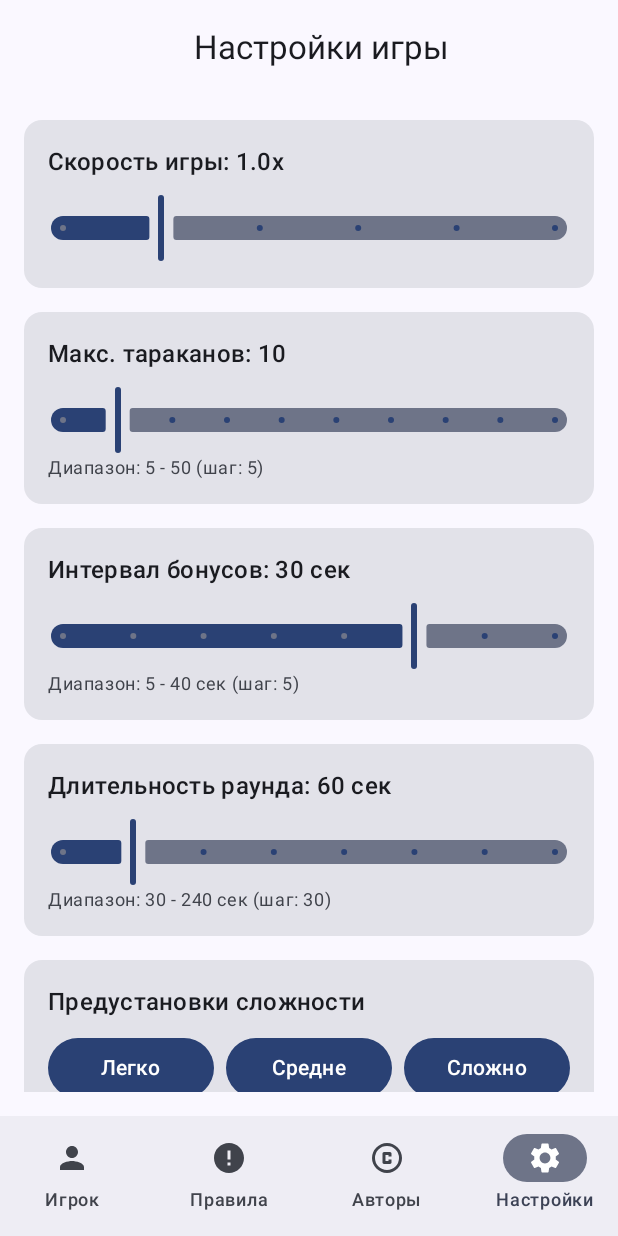
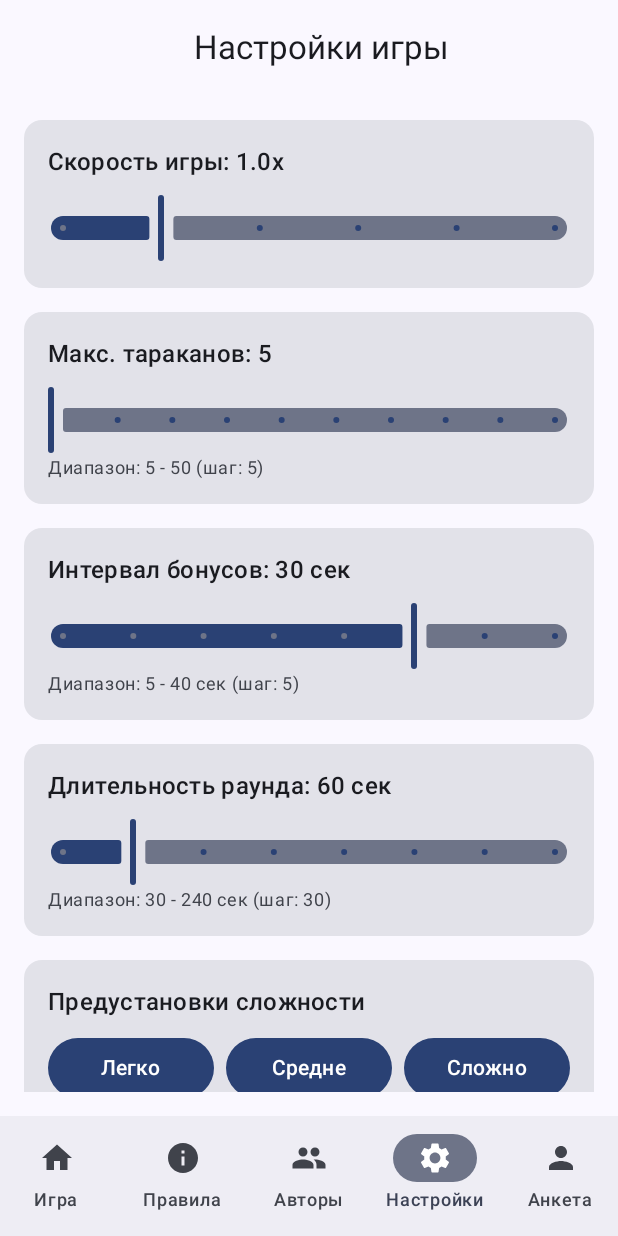
Before and after one commit to Porogiii/Android_zhuki, an Android app built with Jetpack Compose: the screen it shows after launch (MainActivity), item 4 of the bottom bar chosen, on a phone screen of 412 x 824 dp. Run offline under Robolectric (Android 15) with nearby library versions, the phone set to English and light mode, and no system bars.

Commit message:
Compleated lab 4

```diff
--- a/app/build.gradle.kts
+++ b/app/build.gradle.kts
@@ -51,6 +51,7 @@ dependencies {
     implementation(libs.androidx.compose.material3)
     implementation(libs.androidx.compose.foundation)
     implementation(libs.androidx.compose.ui.text)
+    implementation(libs.androidx.navigation.compose)
 
     implementation("androidx.compose.material:material-icons-extended:1.6.0")
 
--- a/app/src/main/java/com/example/zhuki/MainActivity.kt
+++ b/app/src/main/java/com/example/zhuki/MainActivity.kt
@@ -1,5 +1,6 @@
 package com.example.zhuki
 
+import com.example.zhuki.MainScreen
 import android.os.Bundle
 import androidx.activity.ComponentActivity
 import androidx.activity.compose.setContent
--- a/app/src/main/java/com/example/zhuki/MainScreen.kt
+++ b/app/src/main/java/com/example/zhuki/MainScreen.kt
@@ -1,7 +1,11 @@
 package com.example.zhuki
 
-import androidx.compose.foundation.layout.fillMaxSize
-import androidx.compose.foundation.layout.padding
+import androidx.compose.material.icons.Icons
+import androidx.compose.material.icons.filled.Home
+import androidx.compose.material.icons.filled.Info
+import androidx.compose.material.icons.filled.People
+import androidx.compose.material.icons.filled.Person
+import androidx.compose.material.icons.filled.Settings
 import androidx.compose.material3.Icon
 import androidx.compose.material3.NavigationBar
 import androidx.compose.material3.NavigationBarItem
@@ -14,77 +18,85 @@ import androidx.compose.runtime.remember
 import androidx.compose.runtime.setValue
 import androidx.compose.ui.Modifier
 import androidx.compose.ui.graphics.vector.ImageVector
-import androidx.compose.ui.res.painterResource
+import androidx.compose.ui.unit.dp
+import androidx.compose.foundation.layout.padding
+import androidx.navigation.compose.NavHost
+import androidx.navigation.compose.composable
+import androidx.navigation.compose.currentBackStackEntryAsState
+import androidx.navigation.compose.rememberNavController
 import com.example.zhuki.model.GameSettings
 import com.example.zhuki.model.Player
 import com.example.zhuki.ui.screens.AuthorsScreen
+import com.example.zhuki.ui.screens.GameScreen
 import com.example.zhuki.ui.screens.PlayerFormScreen
 import com.example.zhuki.ui.screens.RulesScreen
 import com.example.zhuki.ui.screens.SettingsScreen
-import com.example.zhuki.R
 
-sealed class Screen(val title: String, val iconResId: Int) {
-    object PlayerForm : Screen("Игрок", R.drawable.ic_player)
-    object Rules : Screen("Правила", R.drawable.ic_rules)
-    object Authors : Screen("Авторы", R.drawable.ic_authors)
-    object Settings : Screen("Настройки", R.drawable.ic_settings)
-}
+private data class BottomItem(
+    val route: String,
+    val label: String,
+    val icon: ImageVector
+)
 
 @Composable
 fun MainScreen() {
-    var currentScreen by remember { mutableStateOf<Screen>(Screen.PlayerForm) }
+    val navController = rememberNavController()
+
+    var gameSettings by remember { mutableStateOf(GameSettings()) }
     var player by remember { mutableStateOf(Player()) }
-    var gameSettings by remember { mutableStateOf(GameSettings()) }
+
+    val items = listOf(
+        BottomItem("game", "Игра", Icons.Filled.Home),
+        BottomItem("rules", "Правила", Icons.Filled.Info),
+        BottomItem("authors", "Авторы", Icons.Filled.People),
+        BottomItem("settings", "Настройки", Icons.Filled.Settings),
+        BottomItem("profile", "Анкета", Icons.Filled.Person)
+    )
 
     Scaffold(
         bottomBar = {
-            NavigationBar {
-                listOf(
-                    Screen.PlayerForm,
-                    Screen.Rules,
-                    Screen.Authors,
-                    Screen.Settings
-                ).forEach { screen ->
+            NavigationBar(tonalElevation = 0.dp) {
+                val navBackStackEntry by navController.currentBackStackEntryAsState()
+                val currentRoute = navBackStackEntry?.destination?.route
+                items.forEach { item ->
                     NavigationBarItem(
-                        icon = {
-                            Icon(
-                                painter = painterResource(id = screen.iconResId),
-                                contentDescription = screen.title
-                            )
+                        selected = currentRoute == item.route,
+                        onClick = {
+                            if (currentRoute != item.route) {
+                                navController.navigate(item.route) {
+                                    popUpTo(navController.graph.startDestinationId) { saveState = true }
+                                    launchSingleTop = true
+                                    restoreState = true
+                                }
+                            }
                         },
-                        label = { Text(screen.title) },
-                        selected = currentScreen == screen,
-                        onClick = { currentScreen = screen }
+                        icon = { Icon(item.icon, contentDescription = item.label) },
+                        label = { Text(item.label) }
                     )
                 }
             }
         }
     ) { innerPadding ->
-        when (currentScreen) {
-            is Screen.PlayerForm -> PlayerFormScreen(
-                player = player,
-                onPlayerUpdate = { player = it },
-                modifier = Modifier
-                    .fillMaxSize()
-                    .padding(innerPadding)
-            )
-            is Screen.Rules -> RulesScreen(
-                modifier = Modifier
-                    .fillMaxSize()
-                    .padding(innerPadding)
-            )
-            is Screen.Authors -> AuthorsScreen(
-                modifier = Modifier
-                    .fillMaxSize()
-                    .padding(innerPadding)
-            )
-            is Screen.Settings -> SettingsScreen(
-                gameSettings = gameSettings,
-                onSettingsUpdate = { gameSettings = it },
-                modifier = Modifier
-                    .fillMaxSize()
-                    .padding(innerPadding)
-            )
+        NavHost(
+            navController = navController,
+            startDestination = "game",
+            modifier = Modifier.padding(innerPadding)
+        ) {
+            composable("game") { GameScreen(settings = gameSettings) }
+            composable("rules") { RulesScreen() }
+            composable("authors") { AuthorsScreen() }
+            composable("settings") {
+                SettingsScreen(
+                    gameSettings = gameSettings,
+                    onSettingsUpdate = { gameSettings = it }
+                )
+            }
+            composable("profile") {
+                PlayerFormScreen(
+                    player = player,
+                    onPlayerUpdate = { player = it }
+                )
+            }
         }
     }
 }
--- a/app/src/main/java/com/example/zhuki/model/GameSettings.kt
+++ b/app/src/main/java/com/example/zhuki/model/GameSettings.kt
@@ -2,7 +2,7 @@ package com.example.zhuki.model
 
 data class GameSettings(
     val gameSpeed: Float = 1.0f,
-    val maxCockroaches: Int = 10,
+    val maxCockroaches: Int = 5,
     val bonusInterval: Int = 30,
     val roundDuration: Int = 60
 ) {
--- /dev/null
+++ b/app/src/main/java/com/example/zhuki/ui/screens/GameScreen.kt
@@ -0,0 +1,197 @@
+package com.example.zhuki.ui.screens
+
+import androidx.compose.foundation.Image
+import androidx.compose.foundation.background
+import androidx.compose.foundation.gestures.detectTapGestures
+import androidx.compose.foundation.layout.*
+import androidx.compose.material3.Button
+import androidx.compose.material3.Text
+import androidx.compose.runtime.*
+import androidx.compose.ui.Modifier
+import androidx.compose.ui.graphics.Color
+import androidx.compose.ui.input.pointer.pointerInput
+import androidx.compose.ui.platform.LocalDensity
+import androidx.compose.ui.res.painterResource
+import androidx.compose.ui.unit.IntOffset
+import androidx.compose.ui.unit.dp
+import androidx.compose.ui.unit.sp
+import androidx.compose.ui.Alignment
+import com.example.zhuki.R
+import com.example.zhuki.model.GameSettings
+import kotlinx.coroutines.delay
+import kotlin.random.Random
+
+data class Bug(
+    var x: Float,
+    var y: Float,
+    var vx: Float,
+    var vy: Float,
+    val sizePx: Float = 144f
+)
+
+@Composable
+fun GameScreen(
+    modifier: Modifier = Modifier,
+    settings: GameSettings,
+    onExit: () -> Unit = {}
+) {
+    var bugs by remember { mutableStateOf(listOf<Bug>()) }
+    var score by remember { mutableStateOf(0) }
+    var timeLeft by remember(settings.roundDuration) { mutableStateOf(settings.roundDuration) }
+    var gameOver by remember { mutableStateOf(false) }
+
+    BoxWithConstraints(
+        modifier = modifier
+            .fillMaxSize()
+            .background(Color(0xFFe8f5e9))
+    ) {
+        val density = LocalDensity.current
+        val areaWidthPx = with(density) { maxWidth.toPx() }
+        val areaHeightPx = with(density) { maxHeight.toPx() }
+
+        // Инициализация жуков
+        LaunchedEffect(areaWidthPx, areaHeightPx) {
+            if (bugs.isEmpty() && areaWidthPx > 0f && areaHeightPx > 0f) {
+                bugs = List(settings.maxCockroaches) { randomBug(areaWidthPx, areaHeightPx, settings.gameSpeed) }
+            }
+        }
+
+        // Обновление настроек
+        LaunchedEffect(settings) {
+            timeLeft = timeLeft.coerceAtMost(settings.roundDuration)
+            val diff = settings.maxCockroaches - bugs.size
+            if (diff > 0 && areaWidthPx > 0f && areaHeightPx > 0f) {
+                bugs = bugs + List(diff) { randomBug(areaWidthPx, areaHeightPx, settings.gameSpeed) }
+            } else if (diff < 0) {
+                bugs = bugs.take(settings.maxCockroaches)
+            }
+            bugs = bugs.map { it.copy(vx = randomVelocity(settings.gameSpeed), vy = randomVelocity(settings.gameSpeed)) }
+        }
+
+        // Движение жуков
+        LaunchedEffect(bugs, settings.gameSpeed, gameOver, areaWidthPx, areaHeightPx) {
+            while (!gameOver) {
+                val delayMs = maxOf(5L, (30L / settings.gameSpeed).toLong())
+                delay(delayMs)
+                bugs = bugs.map { bug ->
+                    var newX = bug.x + bug.vx
+                    var newY = bug.y + bug.vy
+                    var newVx = bug.vx
+                    var newVy = bug.vy
+                    if (newX < 0 || newX > areaWidthPx - bug.sizePx) newVx = -bug.vx
+                    if (newY < 0 || newY > areaHeightPx - bug.sizePx) newVy = -bug.vy
+                    bug.copy(
+                        x = newX.coerceIn(0f, areaWidthPx - bug.sizePx),
+                        y = newY.coerceIn(0f, areaHeightPx - bug.sizePx),
+                        vx = newVx,
+                        vy = newVy
+                    )
+                }
+            }
+        }
+
+        // Таймер
+        LaunchedEffect(timeLeft, gameOver, settings.roundDuration) {
+            if (!gameOver) {
+                if (timeLeft > 0) {
+                    delay(1000L)
+                    timeLeft--
+                } else {
+                    gameOver = true
+                }
+            }
+        }
+
+        if (gameOver) {
+            Column(
+                modifier = Modifier.align(Alignment.Center),
+                horizontalAlignment = Alignment.CenterHorizontally
+            ) {
+                Text("Игра окончена!", fontSize = 30.sp, color = Color.Black)
+                Text("Ваш счёт: $score", fontSize = 24.sp, color = Color.DarkGray)
+                Spacer(Modifier.height(10.dp))
+                Button(onClick = {
+                    bugs = List(settings.maxCockroaches) { randomBug(areaWidthPx, areaHeightPx, settings.gameSpeed) }
+                    score = 0
+                    timeLeft = settings.roundDuration
+                    gameOver = false
+                }) {
+                    Text("Сыграть снова")
+                }
+                Spacer(Modifier.height(10.dp))
+                Button(onClick = onExit) {
+                    Text("Выход в меню")
+                }
+            }
+        } else {
+            val painter = painterResource(id = R.drawable.bug)
+            val densityLocal = LocalDensity.current
+
+            // Один pointerInput на весь экран
+            Box(
+                modifier = Modifier
+                    .fillMaxSize()
+                    .pointerInput(Unit) {
+                        detectTapGestures { offset ->
+                            val clickedBugIndex = bugs.indexOfFirst { bug ->
+                                offset.x >= bug.x &&
+                                        offset.x <= bug.x + bug.sizePx &&
+                                        offset.y >= bug.y &&
+                                        offset.y <= bug.y + bug.sizePx
+                            }
+
+                            if (clickedBugIndex != -1) {
+                                // Попал по жуку
+                                score++
+                                bugs = bugs.mapIndexed { i, b ->
+                                    if (i == clickedBugIndex) randomBug(areaWidthPx, areaHeightPx, settings.gameSpeed)
+                                    else b
+                                }
+                            } else {
+                                // Промах по пустому месту
+                                score = maxOf(0, score - 1)
+                            }
+                        }
+                    }
+            ) {
+                // Отрисовка жуков поверх
+                bugs.forEach { bug ->
+                    val sizeDp = with(densityLocal) { bug.sizePx.toDp() }
+                    Image(
+                        painter = painter,
+                        contentDescription = "Жук",
+                        modifier = Modifier
+                            .offset { IntOffset(bug.x.toInt(), bug.y.toInt()) }
+                            .size(sizeDp)
+                    )
+                }
+            }
+
+            // UI сверху
+            Row(
+                modifier = Modifier
+                    .align(Alignment.TopCenter)
+                    .padding(16.dp),
+                horizontalArrangement = Arrangement.SpaceBetween
+            ) {
+                Text("Очки: $score", fontSize = 20.sp, color = Color.Black)
+                Spacer(Modifier.width(40.dp))
+                Text("Время: $timeLeft", fontSize = 20.sp, color = Color.Black)
+            }
+        }
+    }
+}
+
+private fun randomBug(areaWidthPx: Float, areaHeightPx: Float, speed: Float): Bug {
+    val size = 144f
+    val x = Random.nextFloat() * (areaWidthPx - size)
+    val y = Random.nextFloat() * (areaHeightPx - size)
+    val vx = randomVelocity(speed)
+    val vy = randomVelocity(speed)
+    return Bug(x, y, vx, vy, size)
+}
+
+private fun randomVelocity(speed: Float): Float {
+    val base = Random.nextFloat() * 10f - 5f
+    return base * speed
+}
--- a/gradle/libs.versions.toml
+++ b/gradle/libs.versions.toml
@@ -10,6 +10,7 @@ activityCompose = "1.8.0"
 composeBom = "2024.09.00"
 foundation = "1.9.1"
 uiText = "1.9.1"
+navigationCompose = "2.8.0"
 
 [libraries]
 androidx-core-ktx = { group = "androidx.core", name = "core-ktx", version.ref = "coreKtx" }
@@ -28,6 +29,7 @@ androidx-compose-ui-test-junit4 = { group = "androidx.compose.ui", name = "ui-te
 androidx-compose-material3 = { group = "androidx.compose.material3", name = "material3" }
 androidx-compose-foundation = { group = "androidx.compose.foundation", name = "foundation", version.ref = "foundation" }
 androidx-compose-ui-text = { group = "androidx.compose.ui", name = "ui-text", version.ref = "uiText" }
+androidx-navigation-compose = { group = "androidx.navigation", name = "navigation-compose", version.ref = "navigationCompose" }
 
 [plugins]
 android-application = { id = "com.android.application", version.ref = "agp" }
```
Also changed, not shown: app/src/main/res/drawable/bug.png (added).
